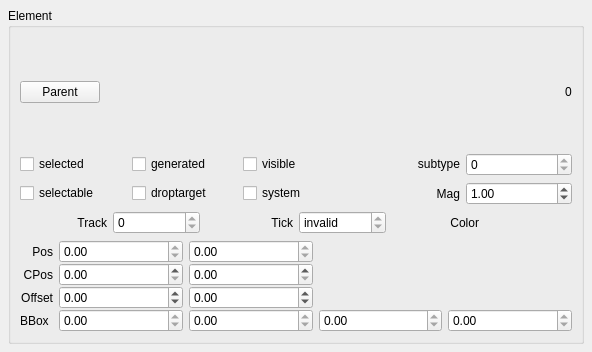
Qt form mscore/mscore/element.ui (musescore/musescore-old) before a commit.
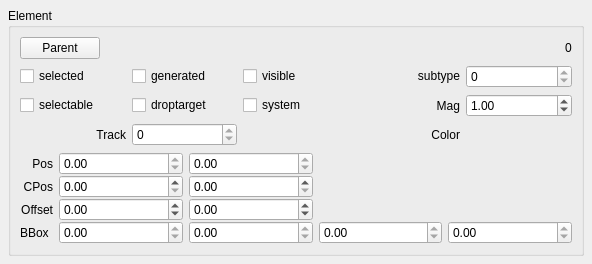
The same form after that commit. Custom widgets are drawn as their Qt base class.

```diff
--- a/mscore/mscore/element.ui
+++ b/mscore/mscore/element.ui
@@ -7,7 +7,7 @@
     <x>0</x>
     <y>0</y>
     <width>592</width>
-    <height>352</height>
+    <height>242</height>
    </rect>
   </property>
   <property name="windowTitle">
@@ -177,33 +177,7 @@
           </property>
          </widget>
         </item>
-       </layout>
-      </item>
-      <item>
-       <layout class="QHBoxLayout">
-        <property name="spacing">
-         <number>6</number>
-        </property>
-        <property name="margin">
-         <number>0</number>
-        </property>
-        <item>
-         <widget class="QLabel" name="label">
-          <property name="toolTip">
-           <string notr="true"/>
-          </property>
-          <property name="text">
-           <string notr="true" comment="do not translate">Track</string>
-          </property>
-          <property name="textFormat">
-           <enum>Qt::PlainText</enum>
-          </property>
-          <property name="alignment">
-           <set>Qt::AlignRight|Qt::AlignTrailing|Qt::AlignVCenter</set>
-          </property>
-         </widget>
-        </item>
-        <item>
+        <item row="2" column="2">
          <widget class="QSpinBox" name="track">
           <property name="sizePolicy">
            <sizepolicy hsizetype="Preferred" vsizetype="Fixed">
@@ -225,10 +199,13 @@
           </property>
          </widget>
         </item>
-        <item>
-         <widget class="QLabel" name="label_2">
+        <item row="2" column="0">
+         <widget class="QLabel" name="label">
+          <property name="toolTip">
+           <string notr="true"/>
+          </property>
           <property name="text">
-           <string notr="true" comment="do not translate">Tick</string>
+           <string notr="true" comment="do not translate">Track</string>
           </property>
           <property name="textFormat">
            <enum>Qt::PlainText</enum>
@@ -238,35 +215,7 @@
           </property>
          </widget>
         </item>
-        <item>
-         <widget class="QSpinBox" name="time">
-          <property name="sizePolicy">
-           <sizepolicy hsizetype="Preferred" vsizetype="Fixed">
-            <horstretch>0</horstretch>
-            <verstretch>0</verstretch>
-           </sizepolicy>
-          </property>
-          <property name="toolTip">
-           <string notr="true"/>
-          </property>
-          <property name="readOnly">
-           <bool>true</bool>
-          </property>
-          <property name="specialValueText">
-           <string>invalid</string>
-          </property>
-          <property name="minimum">
-           <number>-1</number>
-          </property>
-          <property name="maximum">
-           <number>999999999</number>
-          </property>
-          <property name="value">
-           <number>-1</number>
-          </property>
-         </widget>
-        </item>
-        <item>
+        <item row="2" column="5">
          <widget class="QLabel" name="label_3">
           <property name="toolTip">
            <string notr="true"/>
```
Left out of the diff: 2 changed lines with no effect on the pictures.
